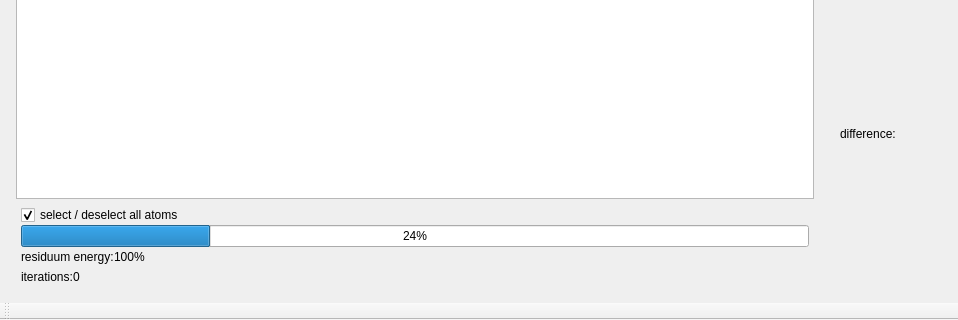
Old version of the form examples/matchingPursuit/mainwindow.ui in the repository mne-tools/mne-cpp; both pictures show x 0 to 958 and y 380 to 700 of the 1050 by 700 pixel window.
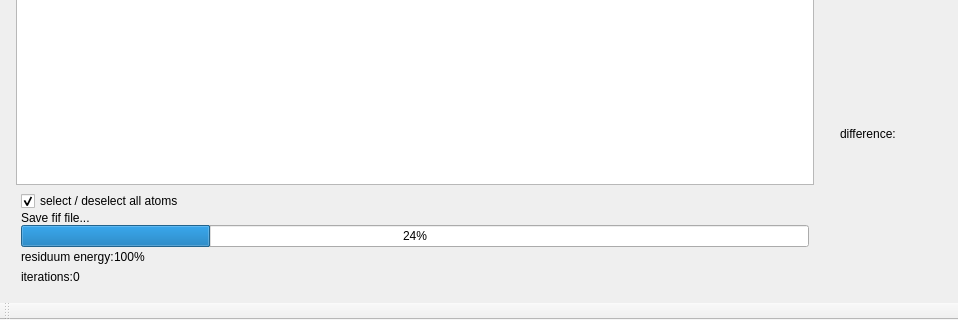
New version of the form. Icons and pictures are not drawn.

Diff of the .ui file:
```diff
--- a/examples/matchingPursuit/mainwindow.ui
+++ b/examples/matchingPursuit/mainwindow.ui
@@ -400,6 +400,17 @@
             </item>
            </layout>
           </item>
+          <item>
+           <layout class="QHBoxLayout" name="l_save">
+            <item>
+             <widget class="QLabel" name="lb_save_file">
+              <property name="text">
+               <string>Save fif file...</string>
+              </property>
+             </widget>
+            </item>
+           </layout>
+          </item>
           <item>
            <widget class="QProgressBar" name="progressBarCalc">
             <property name="sizePolicy">
```
Left out of the diff: 2 changed lines with no effect on the pictures.
